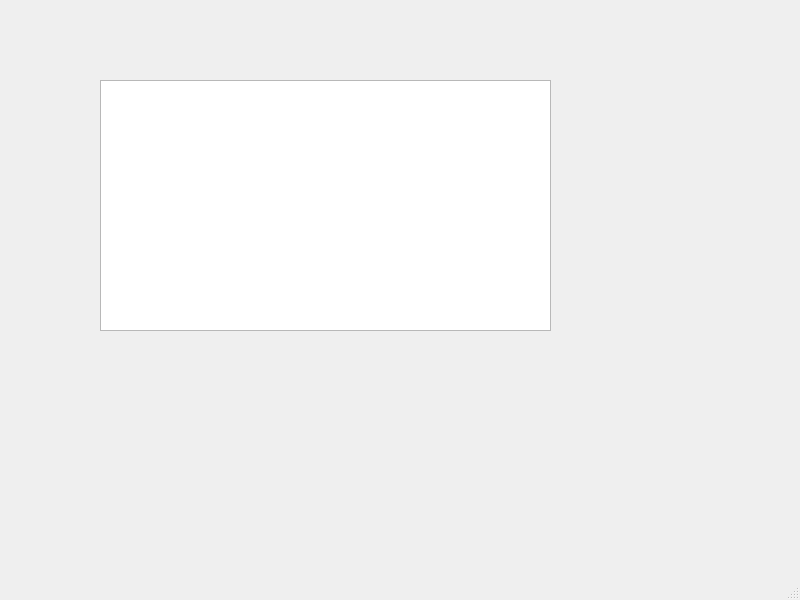
Diaoko9/pyvir_maker, file pyvir.ui: the form before one commit.
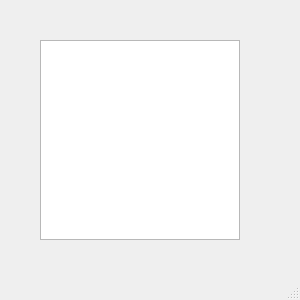
The form after the commit.

The edit to the form file:
```diff
--- a/pyvir.ui
+++ b/pyvir.ui
@@ -6,21 +6,21 @@
    <rect>
     <x>0</x>
     <y>0</y>
-    <width>800</width>
-    <height>600</height>
+    <width>300</width>
+    <height>300</height>
    </rect>
   </property>
   <property name="windowTitle">
    <string>MainWindow</string>
   </property>
   <widget class="QWidget" name="centralwidget">
-   <widget class="QListView" name="listView">
+   <widget class="QListWidget" name="listWidget">
     <property name="geometry">
      <rect>
-      <x>100</x>
-      <y>80</y>
-      <width>451</width>
-      <height>251</height>
+      <x>40</x>
+      <y>40</y>
+      <width>200</width>
+      <height>200</height>
      </rect>
     </property>
    </widget>
```
Left out of the diff: 2 changed lines with no effect on the pictures.
